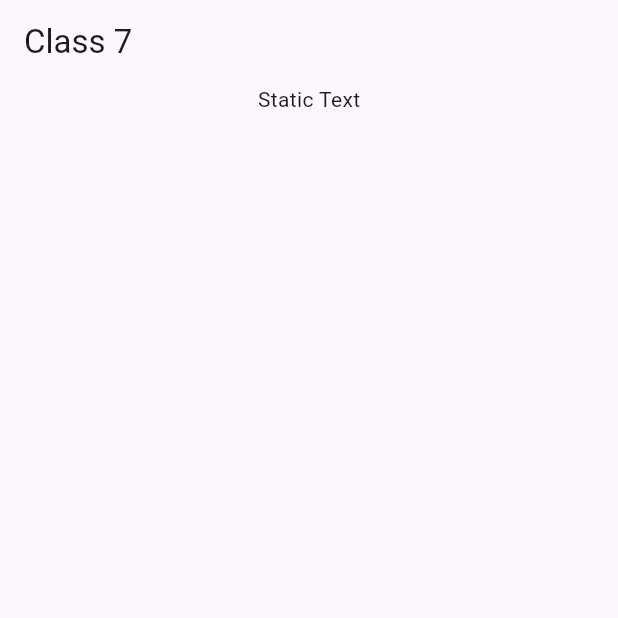
After one commit to abdurrahmanador/flutter_animations, a Flutter app: the screen it shows after launch, on a phone screen of 412 x 824 dp, the top half of it. The commit adds this screen. Run offline on Flutter 3.47's test engine with Material 3 defaults, Android fonts, the phone set to English and light mode, and no system bars.

Commit message:
Class Seven has been completed

```diff
--- /dev/null
+++ b/lib/class_seven.dart
@@ -0,0 +1,87 @@
+import 'package:flutter/material.dart';
+
+
+class AnimationClassSeven extends StatefulWidget {
+  const AnimationClassSeven({super.key});
+
+  @override
+  State<AnimationClassSeven> createState() => _AnimationClassSevenState();
+}
+
+class _AnimationClassSevenState extends State<AnimationClassSeven> with SingleTickerProviderStateMixin{
+
+  late AnimationController _controller;
+  late Animation<double> _heightAnimation;
+  late Animation<double> _widthAnimation;
+  late Animation<Color?> _colorAnimation;
+
+  @override
+  void initState() {
+    super.initState();
+    _controller = AnimationController(
+      vsync: this,
+      duration: Duration(seconds: 2),
+    );
+    _heightAnimation = Tween<double>(
+      begin: 0,
+      end: 500,
+    ).animate(CurvedAnimation(parent: _controller, curve: Interval(0, 1,curve: Curves.easeIn)));
+    _widthAnimation = Tween<double>(
+      begin: 0,
+      end: 1000,
+    ).animate(CurvedAnimation(parent: _controller, curve: Interval(0.5, 1,curve: Curves.easeInOut)));
+    _colorAnimation = ColorTween(
+      begin: Colors.yellow,
+      end: Colors.black,
+    ).animate(_controller);
+
+
+  }
+
+  @override
+  void dispose() {
+    _controller.dispose();
+    super.dispose();
+  }
+
+
+
+  @override
+  Widget build(BuildContext context) {
+    return Scaffold(
+      appBar: AppBar(title: Text("Class 7")),
+      body: GestureDetector(
+        behavior: HitTestBehavior.opaque,
+        onVerticalDragUpdate: (details){
+          _controller.value+=details.primaryDelta!/300;
+          _controller.value=_controller.value.clamp(0.0, 1.0);
+        },
+        onVerticalDragEnd: (details){
+          if(_controller.value>=0.5){
+            _controller.forward();
+        }else{
+            _controller.reverse();
+          }
+        },
+        child: AnimatedBuilder(
+          animation: _controller,
+          child: Text("Static Text"),
+          builder: (context, child) => Center(
+            child: Column(
+              children: [
+                child!,
+                SizedBox(height: 100),
+                Container(
+                  width: _widthAnimation.value,
+                  height: _heightAnimation.value,
+                  color: _colorAnimation.value,
+                ),
+              ],
+            ),
+          ),
+        ),
+      ),
+    );
+  }
+
+}
--- a/lib/main.dart
+++ b/lib/main.dart
@@ -1,5 +1,6 @@
 import 'package:animations_class_one/class_five.dart';
 import 'package:animations_class_one/class_four.dart';
+import 'package:animations_class_one/class_seven.dart';
 import 'package:flutter/material.dart';
 
 import 'class_one.dart';
@@ -23,7 +24,7 @@ class MyApp extends StatelessWidget {
 
         colorScheme: .fromSeed(seedColor: Colors.deepPurple),
       ),
-      home: AnimationClassSix()
+      home: AnimationClassSeven()
     );
   }
 }
```
Also changed, not shown: 1 other file.
